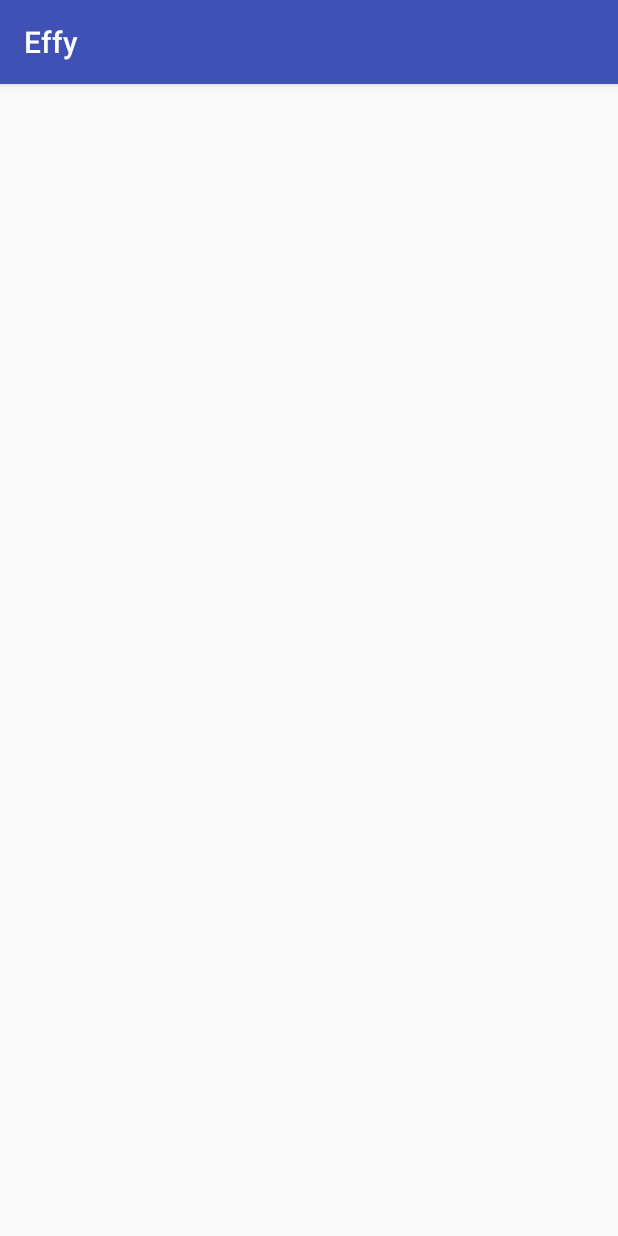
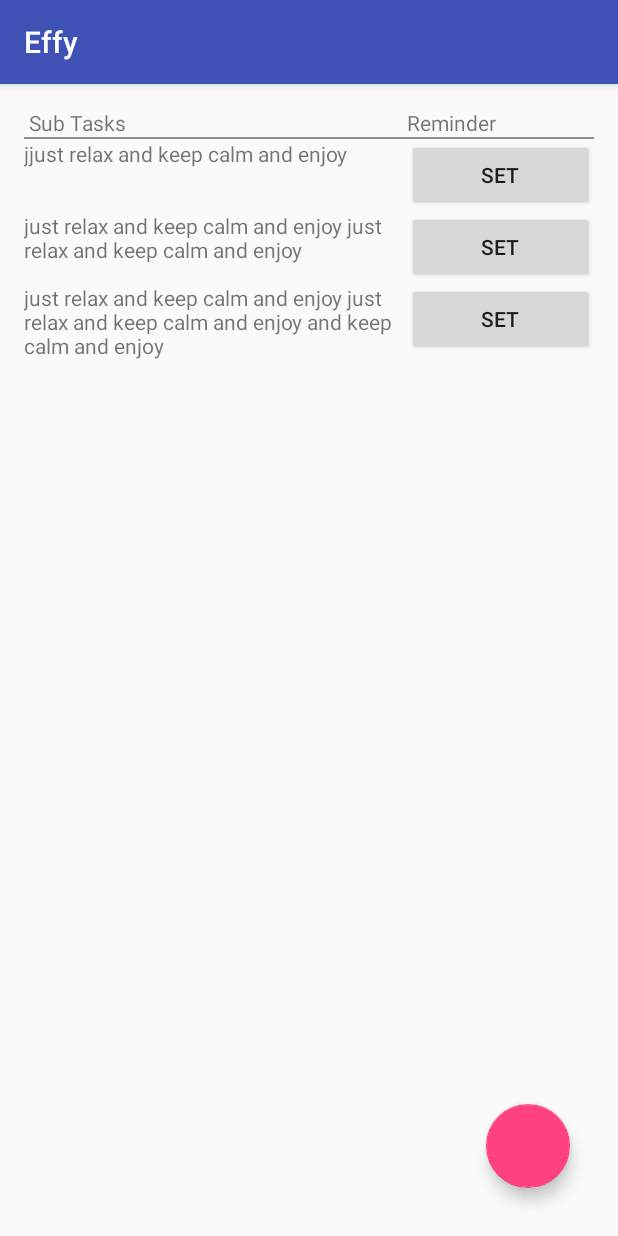
Before and after one commit to tanzeel291994/Effy, an Android app: the SubGoals screen opened directly, with no data from a screen before it, on a phone screen of 412 x 824 dp. Run offline under Robolectric (Android 15) with nearby library versions, the light colour scheme and no system bars.

Commit message:
Sub goals layout done

```diff
--- a/app/src/main/java/com/app/user/effy/SubGoals.java
+++ b/app/src/main/java/com/app/user/effy/SubGoals.java
@@ -12,7 +12,8 @@ import android.widget.Toast;
     protected void onCreate(Bundle savedInstanceState) {
         super.onCreate(savedInstanceState);
         setContentView(R.layout.activity_sub_goals);
-        String title_goal=getIntent().getStringExtra("goal");
-        Toast.makeText(SubGoals.this,title_goal, Toast.LENGTH_SHORT).show();
+        int goal_id=getIntent().getIntExtra("goal_id",1);
+        String goal_name=getIntent().getStringExtra("goal_name");
+        //Toast.makeText(SubGoals.this,String.valueOf(title_goal), Toast.LENGTH_SHORT).show();
     }
 }
--- a/app/src/main/res/layout/activity_sub_goals.xml
+++ b/app/src/main/res/layout/activity_sub_goals.xml
@@ -1,5 +1,5 @@
 <?xml version="1.0" encoding="utf-8"?>
-<RelativeLayout xmlns:android="http://schemas.android.com/apk/res/android"
+<FrameLayout xmlns:android="http://schemas.android.com/apk/res/android"
     xmlns:tools="http://schemas.android.com/tools"
     android:id="@+id/activity_sub_goals"
     android:layout_width="match_parent"
@@ -9,5 +9,94 @@
     android:paddingRight="@dimen/activity_horizontal_margin"
     android:paddingTop="@dimen/activity_vertical_margin"
     tools:context="com.app.user.effy.SubGoals">
+    <LinearLayout
+        android:layout_width="match_parent"
+        android:layout_height="wrap_content"
+        android:orientation="vertical"
+        android:id="@+id/table_sub_goals">
+    <LinearLayout android:layout_width="match_parent"
+        android:layout_height="wrap_content"
+        android:orientation="horizontal">
+        <TextView
+            android:layout_width="0dp"
+            android:layout_height="wrap_content"
+            tools:text=" Sub Tasks"
+            android:text=" Sub Tasks"
+            android:layout_gravity="fill"
+            android:layout_weight="1" />
+        <TextView
+            android:layout_width="0dp"
+            android:layout_height="wrap_content"
+            tools:text="Reminder"
+            android:text="Reminder"
+            android:layout_weight="1"
+            android:textAlignment="center" />
+    </LinearLayout>
+        <View
+            android:id="@+id/line2"
+            android:layout_width="match_parent"
+            android:layout_height="1dip"
+            android:layout_weight="1"
+            android:background="#FF909090"
+            android:padding="2dip" />
+        <LinearLayout android:layout_width="match_parent"
+            android:layout_height="wrap_content"
+            android:orientation="horizontal">
+            <TextView
+                android:layout_width="0dp"
+                android:layout_height="wrap_content"
+                tools:text=" Sub Tasks"
+                android:text="jjust relax and keep calm and enjoy"
+                android:layout_gravity="fill"
+                android:layout_weight="7" />
+            <Button
+                android:layout_width="wrap_content"
+                android:layout_height="wrap_content"
+                tools:text="Reminder"
+                android:text="Set"
+                android:layout_weight="1" />
+        </LinearLayout>
 
-</RelativeLayout>
+    <LinearLayout android:layout_width="match_parent"
+        android:layout_height="wrap_content"
+        android:orientation="horizontal">
+        <TextView
+            android:layout_width="0dp"
+            android:layout_height="wrap_content"
+            tools:text=" Sub Tasks"
+            android:text="just relax and keep calm and enjoy just relax and keep calm and enjoy"
+            android:layout_gravity="fill"
+            android:layout_weight="7" />
+        <Button
+            android:layout_width="wrap_content"
+            android:layout_height="wrap_content"
+            tools:text="Reminder"
+            android:text="Set"
+            android:layout_weight="1" />
+    </LinearLayout>
+        <LinearLayout android:layout_width="match_parent"
+            android:layout_height="wrap_content"
+            android:orientation="horizontal">
+            <TextView
+                android:layout_width="0dp"
+                android:layout_height="wrap_content"
+                tools:text=" Sub Tasks"
+                android:text="just relax and keep calm and enjoy just relax and keep calm and enjoy and keep calm and enjoy"
+                android:layout_gravity="fill"
+                android:layout_weight="7" />
+            <Button
+                android:layout_width="wrap_content"
+                android:layout_height="wrap_content"
+                tools:text="Reminder"
+                android:text="Set"
+                android:layout_weight="1" />
+        </LinearLayout>
+    </LinearLayout>
+    <android.support.design.widget.FloatingActionButton
+        android:id="@+id/fab_sub_goals"
+        android:layout_width="wrap_content"
+        android:layout_height="wrap_content"
+        android:layout_gravity="bottom|end"
+        android:layout_margin="@dimen/activity_vertical_margin"
+        android:clickable="true" />
+</FrameLayout>
--- a/app/src/main/res/layout/goal_item.xml
+++ b/app/src/main/res/layout/goal_item.xml
@@ -4,6 +4,10 @@
 android:layout_width="match_parent"
 android:layout_height="wrap_content"
 android:orientation="horizontal">
+    <TextView
+        android:layout_width="wrap_content"
+        android:layout_height="wrap_content"
+        android:id="@+id/goal_id"/>
 <TextView
     android:layout_width="0dp"
     android:layout_height="wrap_content"
```
Also changed, not shown: app/src/main/java/com/app/user/effy/MainActivity.java (+7 -3 lines), app/src/main/java/com/app/user/effy/adapter/GoalCursorAdapter.java (+14 -7 lines), app/src/main/java/com/app/user/effy/adapter/GoalModel.java (+7 -5 lines), app/src/main/java/com/app/user/effy/data/GoalContentProvider.java (+4 -4 lines).
